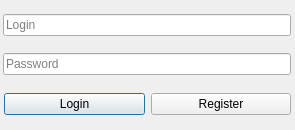
Above: Widget_Client/RegisterDialog.ui from MrVolot/WidgetClient before the change. Below: the same form after it.
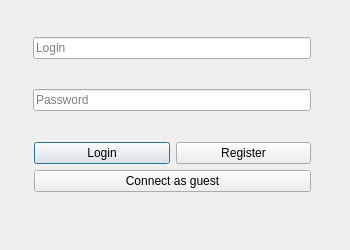
That is the form after the change.

Commit message: Implemented guest option

Patch:
```diff
--- a/Widget_Client/RegisterDialog.ui
+++ b/Widget_Client/RegisterDialog.ui
@@ -6,20 +6,20 @@
    <rect>
     <x>0</x>
     <y>0</y>
-    <width>295</width>
-    <height>130</height>
+    <width>350</width>
+    <height>250</height>
    </rect>
   </property>
   <property name="minimumSize">
    <size>
-    <width>295</width>
-    <height>130</height>
+    <width>350</width>
+    <height>250</height>
    </size>
   </property>
   <property name="maximumSize">
    <size>
-    <width>295</width>
-    <height>130</height>
+    <width>350</width>
+    <height>250</height>
    </size>
   </property>
   <property name="windowTitle">
@@ -103,10 +103,10 @@
   <widget class="QWidget" name="verticalLayoutWidget">
    <property name="geometry">
     <rect>
-     <x>0</x>
-     <y>0</y>
-     <width>291</width>
-     <height>131</height>
+     <x>30</x>
+     <y>10</y>
+     <width>281</width>
+     <height>211</height>
     </rect>
    </property>
    <layout class="QVBoxLayout" name="verticalLayout_2">
@@ -140,7 +140,7 @@
      </widget>
     </item>
     <item>
-     <layout class="QHBoxLayout" name="horizontalLayout_2">
+     <layout class="QVBoxLayout" name="verticalLayout">
       <property name="leftMargin">
        <number>1</number>
       </property>
@@ -151,6 +151,8 @@
        <number>2</number>
       </property>
       <item>
+       <layout class="QHBoxLayout" name="horizontalLayout">
+        <item>
        <widget class="QPushButton" name="LoginButton">
         <property name="text">
          <string>Login</string>
@@ -161,6 +163,15 @@
        <widget class="QPushButton" name="RegisterButton">
         <property name="text">
          <string>Register</string>
+          </property>
+         </widget>
+        </item>
+       </layout>
+      </item>
+      <item>
+       <widget class="QPushButton" name="guestLogin">
+        <property name="text">
+         <string>Connect as guest</string>
         </property>
        </widget>
       </item>
```
Left out of the diff: 17 changed lines with no effect on the pictures. Lines whose indentation alone changed are shown as unchanged. The commit also changes 10 other files.
